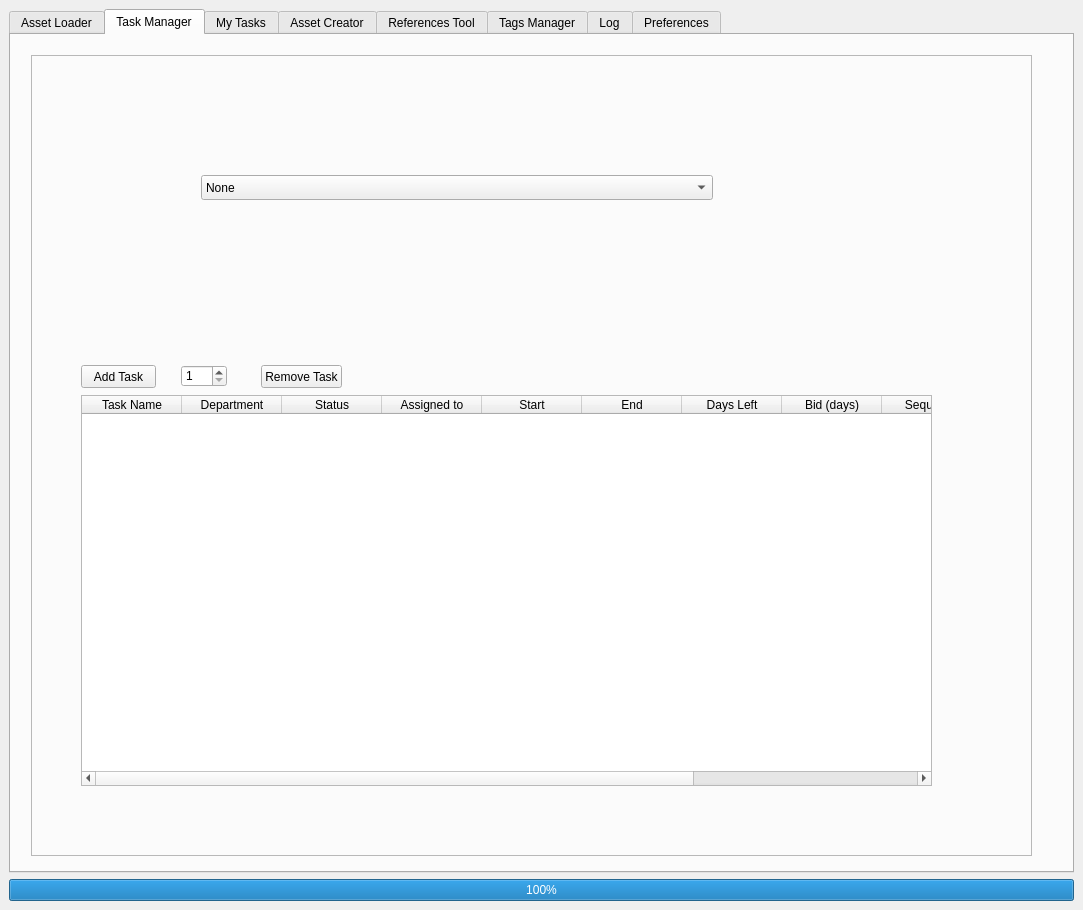
First picture: the form in media/main_window.ui, repository all-in-one-of/project_manager, before the edit.
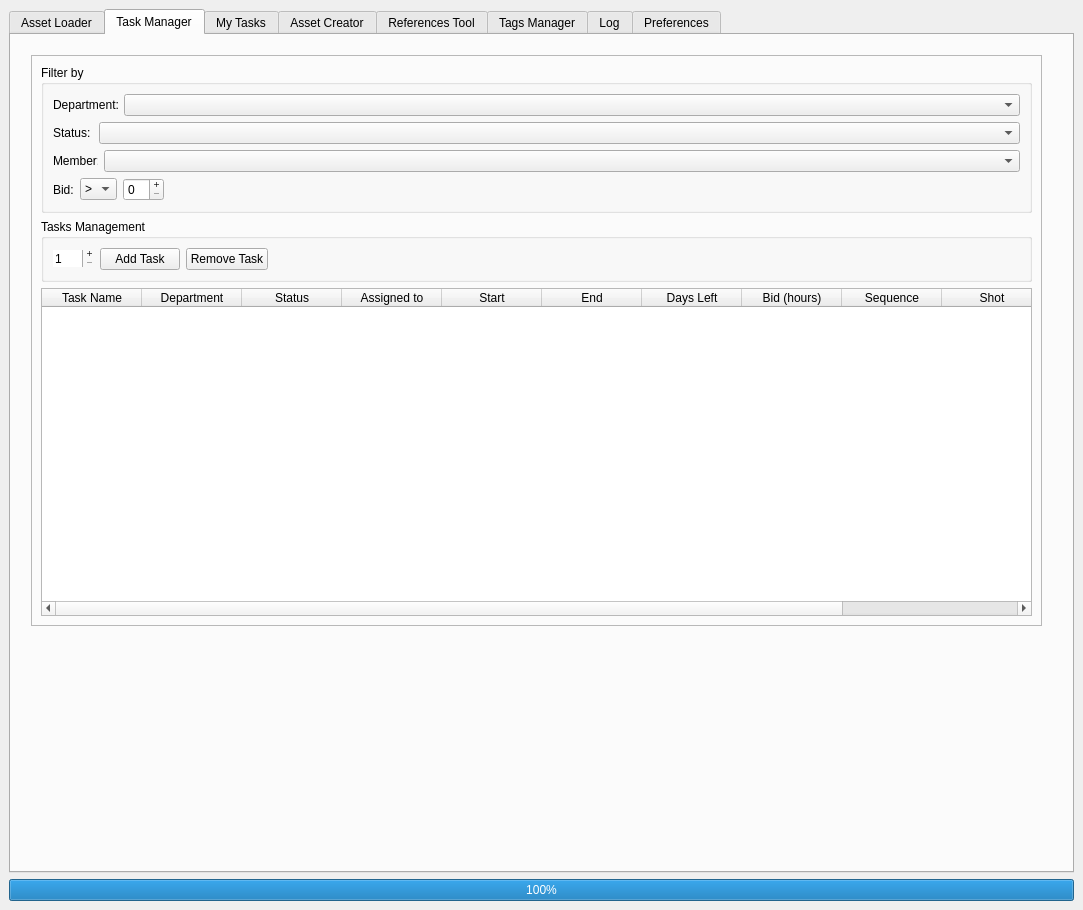
Second picture: the form after the edit.

Commit message: Finished almost all the work on the main functions of the task manager

```diff
--- a/media/main_window.ui
+++ b/media/main_window.ui
@@ -1143,8 +1143,8 @@
            <rect>
             <x>20</x>
             <y>20</y>
-            <width>1001</width>
-            <height>801</height>
+            <width>1011</width>
+            <height>571</height>
            </rect>
           </property>
           <property name="frameShape">
@@ -1153,14 +1153,260 @@
           <property name="frameShadow">
            <enum>QFrame::Raised</enum>
           </property>
-          <widget class="QTableWidget" name="taskManagerTableWidget">
-           <property name="geometry">
-            <rect>
-             <x>50</x>
-             <y>340</y>
-             <width>851</width>
-             <height>391</height>
-            </rect>
+          <layout class="QVBoxLayout" name="verticalLayout_27">
+           <item>
+            <widget class="QGroupBox" name="tmFilterByGroupBox">
+             <property name="title">
+              <string>Filter by</string>
+             </property>
+             <property name="flat">
+              <bool>true</bool>
+             </property>
+             <property name="checkable">
+              <bool>false</bool>
+             </property>
+             <layout class="QVBoxLayout" name="verticalLayout_26">
+              <item>
+               <widget class="QFrame" name="tmDepartmentFilterGroupBox">
+                <property name="frameShape">
+                 <enum>QFrame::NoFrame</enum>
+                </property>
+                <property name="frameShadow">
+                 <enum>QFrame::Raised</enum>
+                </property>
+                <layout class="QHBoxLayout" name="horizontalLayout_29">
+                 <property name="margin">
+                  <number>0</number>
+                 </property>
+                 <item>
+                  <widget class="QLabel" name="tmDepartmentFilter">
+                   <property name="maximumSize">
+                    <size>
+                     <width>65</width>
+                     <height>16777215</height>
+                    </size>
+                   </property>
+                   <property name="text">
+                    <string>Department:</string>
+                   </property>
+                  </widget>
+                 </item>
+                 <item>
+                  <widget class="QComboBox" name="tmFilterByDeptComboBox">
+                   <property name="frame">
+                    <bool>true</bool>
+                   </property>
+                  </widget>
+                 </item>
+                </layout>
+               </widget>
+              </item>
+              <item>
+               <widget class="QFrame" name="frame_3">
+                <property name="frameShape">
+                 <enum>QFrame::NoFrame</enum>
+                </property>
+                <property name="frameShadow">
+                 <enum>QFrame::Raised</enum>
+                </property>
+                <layout class="QHBoxLayout" name="horizontalLayout_30">
+                 <property name="margin">
+                  <number>0</number>
+                 </property>
+                 <item>
+                  <widget class="QLabel" name="tmStatusLbl">
+                   <property name="maximumSize">
+                    <size>
+                     <width>40</width>
+                     <height>16777215</height>
+                    </size>
+                   </property>
+                   <property name="text">
+                    <string>Status:</string>
+                   </property>
+                  </widget>
+                 </item>
+                 <item>
+                  <widget class="QComboBox" name="tmFilterByStatusComboBox">
+                   <property name="frame">
+                    <bool>true</bool>
+                   </property>
+                  </widget>
+                 </item>
+                </layout>
+               </widget>
+              </item>
+              <item>
+               <widget class="QFrame" name="tmFilterByMemberFrame">
+                <property name="frameShape">
+                 <enum>QFrame::NoFrame</enum>
+                </property>
+                <property name="frameShadow">
+                 <enum>QFrame::Raised</enum>
+                </property>
+                <layout class="QHBoxLayout" name="horizontalLayout_31">
+                 <property name="margin">
+                  <number>0</number>
+                 </property>
+                 <item>
+                  <widget class="QLabel" name="tmMemberLbl">
+                   <property name="maximumSize">
+                    <size>
+                     <width>45</width>
+                     <height>16777215</height>
+                    </size>
+                   </property>
+                   <property name="text">
+                    <string>Member:</string>
+                   </property>
+                  </widget>
+                 </item>
+                 <item>
+                  <widget class="QComboBox" name="tmFilterByMemberComboBox">
+                   <property name="frame">
+                    <bool>true</bool>
+                   </property>
+                  </widget>
+                 </item>
+                </layout>
+               </widget>
+              </item>
+              <item>
+               <widget class="QFrame" name="frame_2">
+                <property name="frameShape">
+                 <enum>QFrame::NoFrame</enum>
+                </property>
+                <property name="frameShadow">
+                 <enum>QFrame::Raised</enum>
+                </property>
+                <layout class="QHBoxLayout" name="horizontalLayout_33">
+                 <property name="margin">
+                  <number>0</number>
+                 </property>
+                 <item>
+                  <widget class="QLabel" name="tmBidLbl">
+                   <property name="maximumSize">
+                    <size>
+                     <width>24</width>
+                     <height>16777215</height>
+                    </size>
+                   </property>
+                   <property name="text">
+                    <string>Bid:</string>
+                   </property>
+                  </widget>
+                 </item>
+                 <item>
+                  <widget class="QComboBox" name="tmBidOperationComboBox">
+                   <item>
+                    <property name="text">
+                     <string>&gt;</string>
+                    </property>
+                   </item>
+                   <item>
+                    <property name="text">
+                     <string>&lt;</string>
+                    </property>
+                   </item>
+                  </widget>
+                 </item>
+                 <item>
+                  <widget class="QSpinBox" name="tmFilterByBidComboBox">
+                   <property name="buttonSymbols">
+                    <enum>QAbstractSpinBox::PlusMinus</enum>
+                   </property>
+                  </widget>
+                 </item>
+                 <item>
+                  <spacer name="tmHorizontalSpacer_01">
+                   <property name="orientation">
+                    <enum>Qt::Horizontal</enum>
+                   </property>
+                   <property name="sizeHint" stdset="0">
+                    <size>
+                     <width>40</width>
+                     <height>20</height>
+                    </size>
+                   </property>
+                  </spacer>
+                 </item>
+                </layout>
+               </widget>
+              </item>
+             </layout>
+            </widget>
+           </item>
+           <item>
+            <widget class="QGroupBox" name="tmTaskManagementFrame">
+             <property name="title">
+              <string>Tasks Management</string>
+             </property>
+             <property name="flat">
+              <bool>true</bool>
+             </property>
+             <layout class="QHBoxLayout" name="horizontalLayout_32">
+              <item>
+               <widget class="QSpinBox" name="tmNbrOfRowsToAddSpinBox">
+                <property name="wrapping">
+                 <bool>false</bool>
+                </property>
+                <property name="frame">
+                 <bool>false</bool>
+                </property>
+                <property name="alignment">
+                 <set>Qt::AlignLeading|Qt::AlignLeft|Qt::AlignVCenter</set>
+                </property>
+                <property name="buttonSymbols">
+                 <enum>QAbstractSpinBox::PlusMinus</enum>
+                </property>
+                <property name="minimum">
+                 <number>1</number>
+                </property>
+                <property name="maximum">
+                 <number>100</number>
+                </property>
+                <property name="value">
+                 <number>1</number>
+                </property>
+               </widget>
+              </item>
+              <item>
+               <widget class="QPushButton" name="tmAddTaskBtn">
+                <property name="text">
+                 <string>Add Task</string>
+                </property>
+               </widget>
+              </item>
+              <item>
+               <widget class="QPushButton" name="tmRemoveTaskBtn">
+                <property name="text">
+                 <string>Remove Task</string>
+                </property>
+               </widget>
+              </item>
+              <item>
+               <spacer name="horizontalSpacer">
+                <property name="orientation">
+                 <enum>Qt::Horizontal</enum>
+                </property>
+                <property name="sizeHint" stdset="0">
+                 <size>
+                  <width>40</width>
+                  <height>20</height>
+                 </size>
+                </property>
+               </spacer>
+              </item>
+             </layout>
+            </widget>
+           </item>
+           <item>
+            <widget class="QTableWidget" name="tmTableWidget">
+             <property name="showGrid">
+              <bool>false</bool>
+             </property>
+             <property name="gridStyle">
+              <enum>Qt::SolidLine</enum>
            </property>
            <property name="sortingEnabled">
             <bool>false</bool>
@@ -1171,6 +1417,9 @@
            <attribute name="horizontalHeaderStretchLastSection">
             <bool>true</bool>
            </attribute>
+             <attribute name="verticalHeaderVisible">
+              <bool>false</bool>
+             </attribute>
            <attribute name="verticalHeaderStretchLastSection">
             <bool>false</bool>
            </attribute>
@@ -1211,7 +1460,7 @@
            </column>
            <column>
             <property name="text">
-             <string>Bid (days)</string>
+               <string>Bid (hours)</string>
             </property>
            </column>
            <column>
@@ -1230,159 +1479,8 @@
             </property>
            </column>
           </widget>
-          <widget class="QComboBox" name="taskManagerAssignedToComboBox">
-           <property name="geometry">
-            <rect>
-             <x>170</x>
-             <y>120</y>
-             <width>512</width>
-             <height>25</height>
-            </rect>
-           </property>
-           <property name="frame">
-            <bool>true</bool>
-           </property>
-           <item>
-            <property name="text">
-             <string>None</string>
-            </property>
            </item>
-           <item>
-            <property name="text">
-             <string>Amélie</string>
-            </property>
-           </item>
-           <item>
-            <property name="text">
-             <string>Chloé</string>
-            </property>
-           </item>
-           <item>
-            <property name="text">
-             <string>Christopher</string>
-            </property>
-           </item>
-           <item>
-            <property name="text">
-             <string>David</string>
-            </property>
-           </item>
-           <item>
-            <property name="text">
-             <string>Edwin</string>
-            </property>
-           </item>
-           <item>
-            <property name="text">
-             <string>Étienne</string>
-            </property>
-           </item>
-           <item>
-            <property name="text">
-             <string>Jérémy</string>
-            </property>
-           </item>
-           <item>
-            <property name="text">
-             <string>Laurence</string>
-            </property>
-           </item>
-           <item>
-            <property name="text">
-             <string>Louis-Philippe</string>
-            </property>
-           </item>
-           <item>
-            <property name="text">
-             <string>Marc-Antoine</string>
-            </property>
-           </item>
-           <item>
-            <property name="text">
-             <string>Mathieu</string>
-            </property>
-           </item>
-           <item>
-            <property name="text">
-             <string>Maxime</string>
-            </property>
-           </item>
-           <item>
-            <property name="text">
-             <string>Olivier</string>
-            </property>
-           </item>
-           <item>
-            <property name="text">
-             <string>Simon</string>
-            </property>
-           </item>
-           <item>
-            <property name="text">
-             <string>Thibault</string>
-            </property>
-           </item>
-           <item>
-            <property name="text">
-             <string>Yann</string>
-            </property>
-           </item>
-           <item>
-            <property name="text">
-             <string>Yi</string>
-            </property>
-           </item>
-           <item>
-            <property name="text">
-             <string>Valentin</string>
-            </property>
-           </item>
-          </widget>
-          <widget class="QPushButton" name="taskManagerAddTaskBtn">
-           <property name="geometry">
-            <rect>
-             <x>50</x>
-             <y>310</y>
-             <width>75</width>
-             <height>23</height>
-            </rect>
-           </property>
-           <property name="text">
-            <string>Add Task</string>
-           </property>
-          </widget>
-          <widget class="QSpinBox" name="taskManagerNbrOfRowsToAddSpinBox">
-           <property name="geometry">
-            <rect>
-             <x>150</x>
-             <y>310</y>
-             <width>46</width>
-             <height>22</height>
-            </rect>
-           </property>
-           <property name="minimum">
-            <number>1</number>
-           </property>
-           <property name="maximum">
-            <number>100</number>
-           </property>
-           <property name="value">
-            <number>1</number>
-           </property>
-          </widget>
-          <widget class="QPushButton" name="taskManagerRemoveTaskBtn">
-           <property name="geometry">
-            <rect>
-             <x>230</x>
-             <y>310</y>
-             <width>81</width>
-             <height>23</height>
-            </rect>
-           </property>
-           <property name="text">
-            <string>Remove Task</string>
-           </property>
-          </widget>
+          </layout>
          </widget>
         </widget>
         <widget class="QWidget" name="myTasksTab">
```
Left out of the diff: 4 changed lines with no effect on the pictures. Lines whose indentation alone changed are shown as unchanged. The commit also changes 8 other files.
